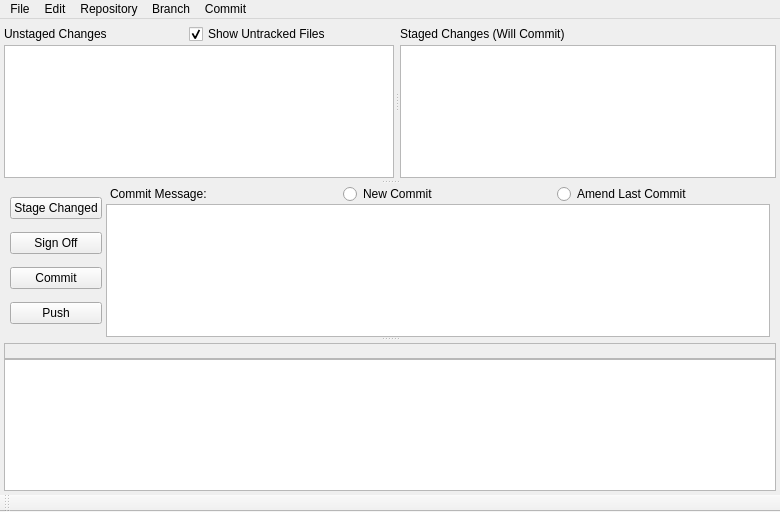
Before: the Qt Designer form ui/maingui.ui in git-cola/git-cola, drawn with Qt 5.
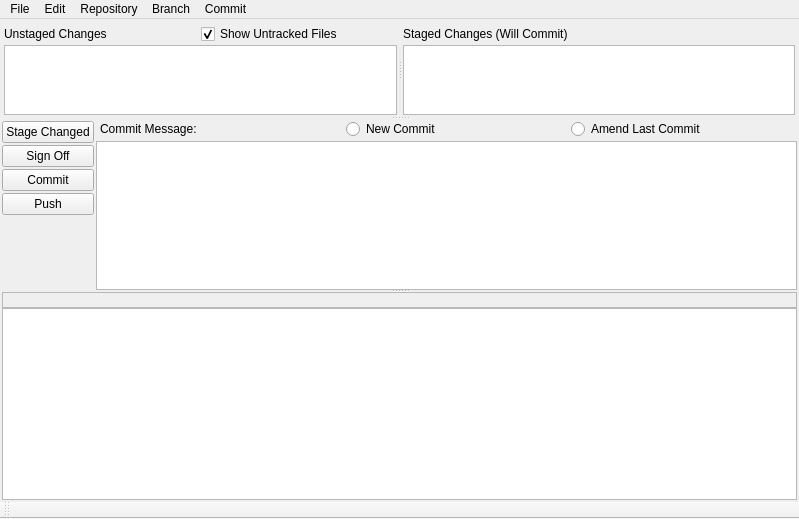
After: the same form once the commit is applied.

Commit message:
Fix layout for maximized windows
We now set minimum sizes for many widgets so that the gui can be sized smaller than before (if desired).
Marco noticed some layout issues when maximized.  These were fixed by changing the size policies for the widgets.  Overall, the design is better in that widgets are being used  to contain layouts instead of using nested layouts.

Signed-off by: David Aguilar <davvid@gmail.com>

```diff
--- a/ui/maingui.ui
+++ b/ui/maingui.ui
@@ -6,8 +6,8 @@
    <rect>
     <x>0</x>
     <y>0</y>
-    <width>780</width>
-    <height>512</height>
+    <width>799</width>
+    <height>519</height>
    </rect>
   </property>
   <widget class="QWidget" name="centralwidget" >
@@ -17,7 +17,22 @@
       <property name="orientation" >
        <enum>Qt::Vertical</enum>
       </property>
+      <property name="handleWidth" >
+       <number>2</number>
+      </property>
       <widget class="QSplitter" name="splitter" >
+       <property name="sizePolicy" >
+        <sizepolicy vsizetype="MinimumExpanding" hsizetype="Expanding" >
+         <horstretch>0</horstretch>
+         <verstretch>1</verstretch>
+        </sizepolicy>
+       </property>
+       <property name="minimumSize" >
+        <size>
+         <width>16</width>
+         <height>96</height>
+        </size>
+       </property>
        <property name="orientation" >
         <enum>Qt::Horizontal</enum>
        </property>
@@ -36,13 +51,28 @@
            </property>
            <item>
             <widget class="QLabel" name="label_3" >
+             <property name="minimumSize" >
+              <size>
+               <width>0</width>
+               <height>22</height>
+              </size>
+             </property>
              <property name="text" >
               <string>Unstaged Changes</string>
              </property>
+             <property name="textFormat" >
+              <enum>Qt::PlainText</enum>
+             </property>
             </widget>
            </item>
            <item>
             <widget class="QCheckBox" name="untracked_checkbox" >
+             <property name="minimumSize" >
+              <size>
+               <width>0</width>
+               <height>22</height>
+              </size>
+             </property>
              <property name="toolTip" >
               <string>Includes untracked files in the unstaged changes list.
 Disabling this causes ugit to only display files known to git
@@ -59,26 +89,22 @@
              </property>
             </widget>
            </item>
-           <item>
-            <spacer>
-             <property name="orientation" >
-              <enum>Qt::Vertical</enum>
-             </property>
-             <property name="sizeType" >
-              <enum>QSizePolicy::MinimumExpanding</enum>
-             </property>
-             <property name="sizeHint" >
-              <size>
-               <width>20</width>
-               <height>22</height>
-              </size>
-             </property>
-            </spacer>
-           </item>
           </layout>
          </item>
          <item>
           <widget class="QListWidget" name="unstaged_list" >
+           <property name="sizePolicy" >
+            <sizepolicy vsizetype="MinimumExpanding" hsizetype="Preferred" >
+             <horstretch>0</horstretch>
+             <verstretch>0</verstretch>
+            </sizepolicy>
+           </property>
+           <property name="minimumSize" >
+            <size>
+             <width>10</width>
+             <height>20</height>
+            </size>
+           </property>
            <property name="font" >
             <font>
              <family>Courier</family>
@@ -122,36 +148,41 @@
            <item>
             <widget class="QLabel" name="label_2" >
              <property name="sizePolicy" >
-              <sizepolicy vsizetype="Preferred" hsizetype="Preferred" >
+              <sizepolicy vsizetype="Fixed" hsizetype="Minimum" >
                <horstretch>0</horstretch>
                <verstretch>0</verstretch>
               </sizepolicy>
              </property>
+             <property name="minimumSize" >
+              <size>
+               <width>0</width>
+               <height>22</height>
+              </size>
+             </property>
              <property name="text" >
               <string>Staged Changes (Will Commit)</string>
              </property>
+             <property name="textFormat" >
+              <enum>Qt::PlainText</enum>
+             </property>
             </widget>
            </item>
-           <item>
-            <spacer>
-             <property name="orientation" >
-              <enum>Qt::Vertical</enum>
-             </property>
-             <property name="sizeType" >
-              <enum>QSizePolicy::MinimumExpanding</enum>
-             </property>
-             <property name="sizeHint" >
-              <size>
-               <width>20</width>
-               <height>22</height>
-              </size>
-             </property>
-            </spacer>
-           </item>
           </layout>
          </item>
          <item>
           <widget class="QListWidget" name="staged_list" >
+           <property name="sizePolicy" >
+            <sizepolicy vsizetype="MinimumExpanding" hsizetype="Preferred" >
+             <horstretch>0</horstretch>
+             <verstretch>0</verstretch>
+            </sizepolicy>
+           </property>
+           <property name="minimumSize" >
+            <size>
+             <width>10</width>
+             <height>20</height>
+            </size>
+           </property>
            <property name="font" >
             <font>
              <family>Courier</family>
@@ -179,7 +210,22 @@
        <property name="orientation" >
         <enum>Qt::Vertical</enum>
        </property>
-       <widget class="QWidget" name="layoutWidget" >
+       <property name="handleWidth" >
+        <number>2</number>
+       </property>
+       <widget class="QWidget" native="1" name="widget_2" >
+        <property name="sizePolicy" >
+         <sizepolicy vsizetype="Minimum" hsizetype="MinimumExpanding" >
+          <horstretch>0</horstretch>
+          <verstretch>1</verstretch>
+         </sizepolicy>
+        </property>
+        <property name="minimumSize" >
+         <size>
+          <width>10</width>
+          <height>100</height>
+         </size>
+        </property>
         <layout class="QHBoxLayout" >
          <property name="spacing" >
           <number>0</number>
@@ -197,12 +243,19 @@
           <number>0</number>
          </property>
          <item>
+          <widget class="QWidget" native="1" name="widget_4" >
+           <property name="sizePolicy" >
+            <sizepolicy vsizetype="Preferred" hsizetype="Minimum" >
+             <horstretch>0</horstretch>
+             <verstretch>0</verstretch>
+            </sizepolicy>
+           </property>
           <layout class="QVBoxLayout" >
            <property name="spacing" >
-            <number>0</number>
+             <number>2</number>
            </property>
            <property name="leftMargin" >
-            <number>8</number>
+             <number>0</number>
            </property>
            <item>
             <widget class="QPushButton" name="stage_button" >
@@ -249,18 +302,45 @@
              </property>
             </widget>
            </item>
-          </layout>
+            <item>
+             <spacer>
+              <property name="orientation" >
+               <enum>Qt::Vertical</enum>
+              </property>
+              <property name="sizeType" >
+               <enum>QSizePolicy::MinimumExpanding</enum>
+              </property>
+              <property name="sizeHint" >
+               <size>
+                <width>50</width>
+                <height>1</height>
+               </size>
+              </property>
+             </spacer>
+            </item>
+           </layout>
+          </widget>
          </item>
          <item>
+          <widget class="QWidget" native="1" name="widget_3" >
+           <property name="sizePolicy" >
+            <sizepolicy vsizetype="Minimum" hsizetype="MinimumExpanding" >
+             <horstretch>0</horstretch>
+             <verstretch>0</verstretch>
+            </sizepolicy>
+           </property>
           <layout class="QVBoxLayout" >
-           <property name="spacing" >
-            <number>0</number>
-           </property>
            <property name="leftMargin" >
-            <number>4</number>
+             <number>0</number>
+            </property>
+            <property name="topMargin" >
+             <number>0</number>
            </property>
            <property name="rightMargin" >
-            <number>8</number>
+             <number>0</number>
+            </property>
+            <property name="bottomMargin" >
+             <number>0</number>
            </property>
            <item>
             <layout class="QHBoxLayout" >
@@ -275,6 +355,9 @@
                <property name="text" >
                 <string>Commit Message:</string>
                </property>
+                <property name="textFormat" >
+                 <enum>Qt::PlainText</enum>
+                </property>
               </widget>
              </item>
              <item>
@@ -318,9 +401,19 @@
             </layout>
            </item>
            <item>
-            <layout class="QVBoxLayout" >
-             <item>
               <widget class="QTextEdit" name="commit_text" >
+              <property name="sizePolicy" >
+               <sizepolicy vsizetype="MinimumExpanding" hsizetype="MinimumExpanding" >
+                <horstretch>0</horstretch>
+                <verstretch>0</verstretch>
+               </sizepolicy>
+              </property>
+              <property name="minimumSize" >
+               <size>
+                <width>0</width>
+                <height>20</height>
+               </size>
+              </property>
                <property name="font" >
                 <font>
                  <family>Courier</family>
@@ -339,16 +432,33 @@
               </widget>
              </item>
             </layout>
-           </item>
-          </layout>
-         </item>
-        </layout>
+          </widget>
+         </item>
+        </layout>
        </widget>
-       <widget class="QWidget" name="layoutWidget" >
+       <widget class="QWidget" native="1" name="widget" >
+        <property name="sizePolicy" >
+         <sizepolicy vsizetype="MinimumExpanding" hsizetype="MinimumExpanding" >
+          <horstretch>0</horstretch>
+          <verstretch>0</verstretch>
+         </sizepolicy>
+        </property>
         <layout class="QVBoxLayout" >
          <property name="spacing" >
           <number>0</number>
          </property>
+         <property name="leftMargin" >
+          <number>0</number>
+         </property>
+         <property name="topMargin" >
+          <number>0</number>
+         </property>
+         <property name="rightMargin" >
+          <number>0</number>
+         </property>
+         <property name="bottomMargin" >
+          <number>0</number>
+         </property>
          <item>
           <widget class="QLabel" name="displayLabel" >
            <property name="frameShape" >
@@ -367,6 +477,18 @@
          </item>
          <item>
           <widget class="QTextEdit" name="display_text" >
+           <property name="sizePolicy" >
+            <sizepolicy vsizetype="MinimumExpanding" hsizetype="MinimumExpanding" >
+             <horstretch>0</horstretch>
+             <verstretch>0</verstretch>
+            </sizepolicy>
+           </property>
+           <property name="minimumSize" >
+            <size>
+             <width>10</width>
+             <height>20</height>
+            </size>
+           </property>
            <property name="font" >
             <font>
              <family>Courier</family>
@@ -405,7 +527,7 @@
     <rect>
      <x>0</x>
      <y>0</y>
-     <width>780</width>
+     <width>799</width>
      <height>28</height>
     </rect>
    </property>
```
Left out of the diff: 11 changed lines with no effect on the pictures. Lines whose indentation alone changed are shown as unchanged.
